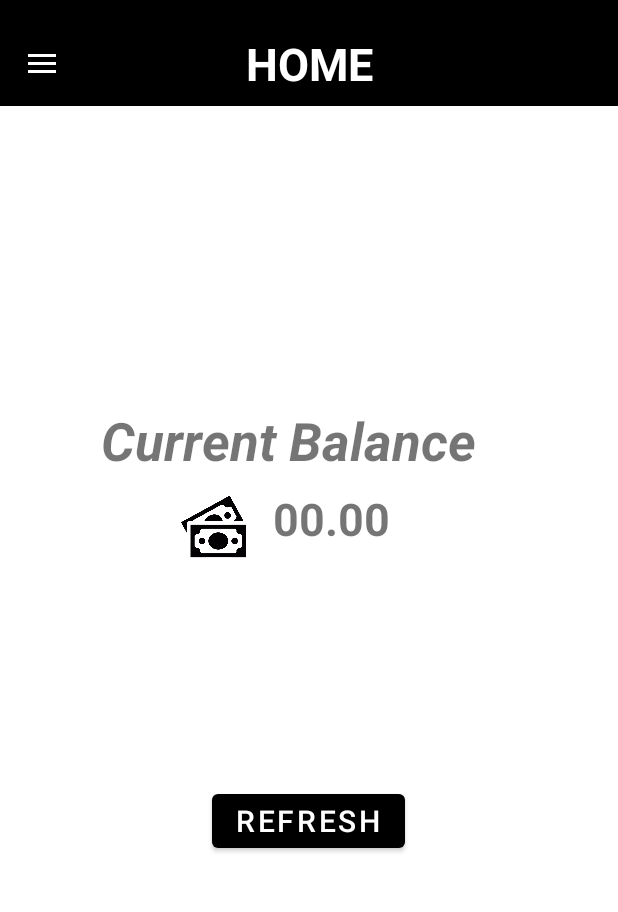
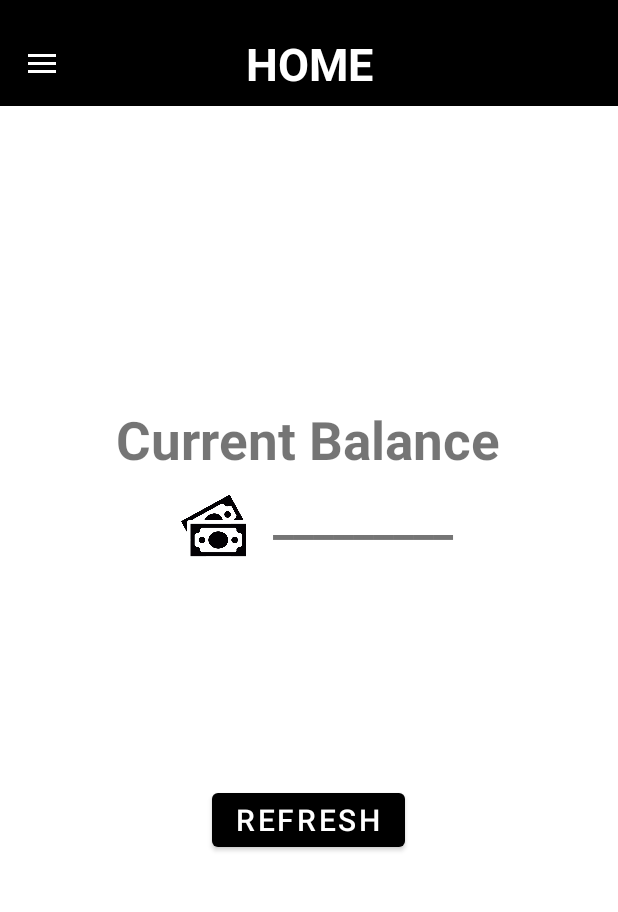
Before and after one commit to Vishal0311/Expense-Tracker, an Android app: the screen it shows after launch once a user with an empty profile is signed in (homeActivity), on a phone screen of 412 x 824 dp, the part 62-974 px from its top. Run offline under Robolectric (Android 15) with nearby library versions, the phone set to English and light mode, and no system bars; our stand-ins replace Firebase (no records; nobody signed in at launch, a user with empty details on screens opened directly); libraries missing offline, so code that uses them is left out: com.github.ybq.android; plain views replace SpinKitView; 2 statements that could not run were skipped.

Commit message:
Update fragment_main.xml

```diff
--- a/app/src/main/res/layout/fragment_main.xml
+++ b/app/src/main/res/layout/fragment_main.xml
@@ -28,13 +28,13 @@
         android:layout_marginTop="76dp"
         android:text="Current Balance"
         android:textSize="35sp"
-        android:textStyle="bold|italic"
+        android:textStyle="bold"
         app:layout_constraintBottom_toBottomOf="parent"
         app:layout_constraintEnd_toEndOf="parent"
-        app:layout_constraintHorizontal_bias="0.417"
+        app:layout_constraintHorizontal_bias="0.496"
         app:layout_constraintStart_toStartOf="parent"
         app:layout_constraintTop_toTopOf="parent"
-        app:layout_constraintVertical_bias="0.278" />
+        app:layout_constraintVertical_bias="0.277" />
 
     <Button
         android:id="@+id/refresh"
@@ -68,7 +68,7 @@
         android:layout_marginTop="8dp"
         android:layout_marginEnd="104dp"
         android:freezesText="true"
-        android:text="00.00"
+        android:text="_________"
         android:textSize="30sp"
         android:textStyle="bold"
         app:layout_constraintEnd_toEndOf="parent"
```
